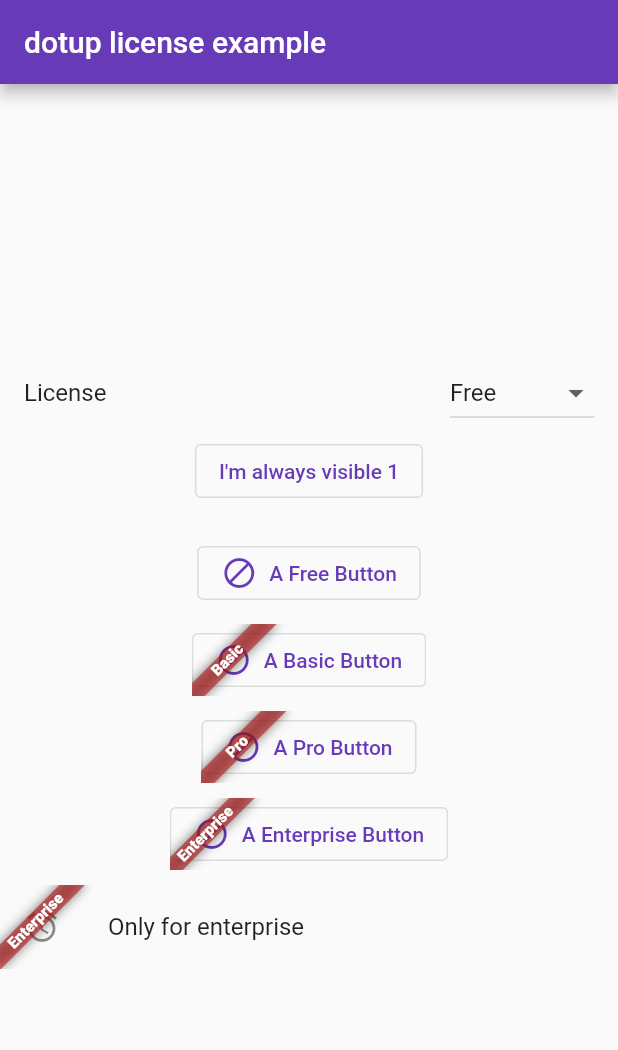
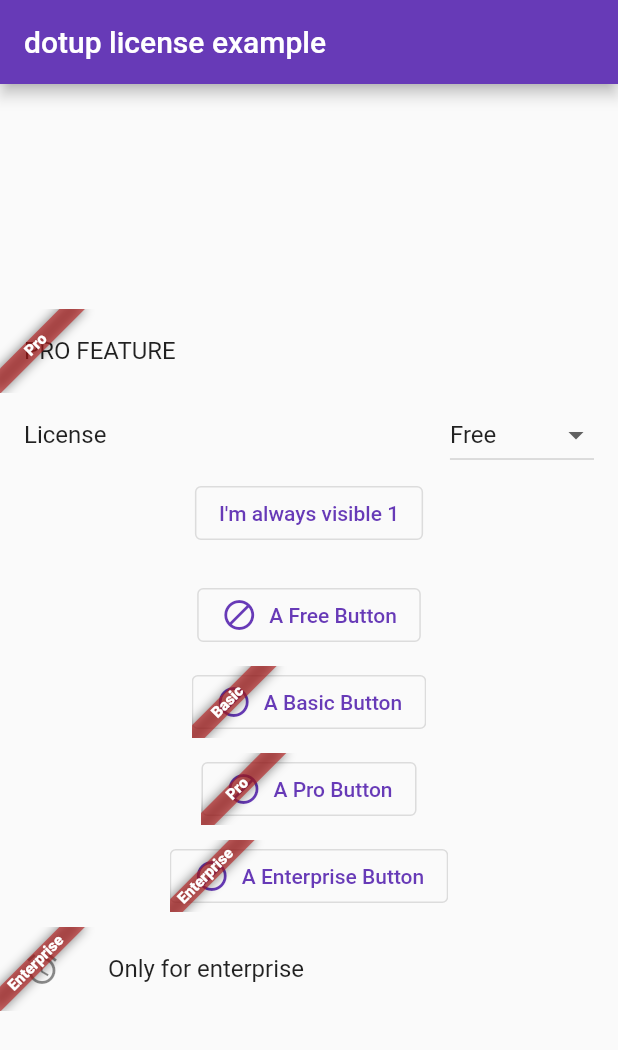
Before and after one commit to dotupNET/dotup_flutter_license, a Flutter app: the screen it shows after launch, on a phone screen of 412 x 824 dp. Shown: the top 1050 px of the screen. Run offline on Flutter 3.47's test engine with Material 2 defaults, Android fonts, the phone set to English and light mode, and no system bars.

Commit message:
WithLicense.banner

```diff
--- a/example/dotup_flutter_license_example/lib/main.dart
+++ b/example/dotup_flutter_license_example/lib/main.dart
@@ -60,10 +60,16 @@ class _LicenseExampleScaffoldState extends State<LicenseExampleScaffold> {
         child: Column(
           mainAxisAlignment: MainAxisAlignment.center,
           children: <Widget>[
+            WithLicense.banner(
+              currentLicense: controller.currentLicense,
+              requiredLicense: LicenseType.Pro,
+              content: ListTile(title: Text('PRO FEATURE')),
+            ),
             WithLicense(
-                currentLicense: controller.currentLicense,
-                requiredLicense: LicenseType.Pro,
-                widget: Text('PRO FEATURE')),
+              currentLicense: controller.currentLicense,
+              requiredLicense: LicenseType.Enterprise,
+              widget: Text('ENTERPRISE FEATURE'),
+            ),
             ListTile(
               title: Text('License'),
               trailing: DropdownButton<LicenseType>(
```
Also changed, not shown: 2 other files.
